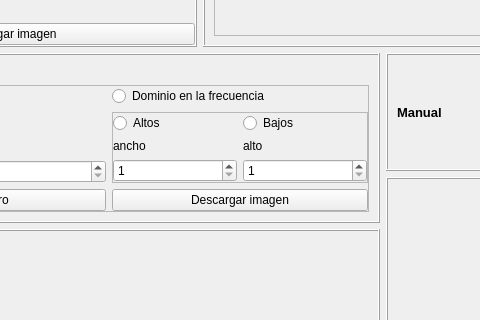
Before: the Qt Designer form gui.ui in leninrkb/reduccion-de-ruido-con-python, drawn with Qt 5; both pictures show x 173 to 653 and y 281 to 601 of the 1112 by 821 pixel window.
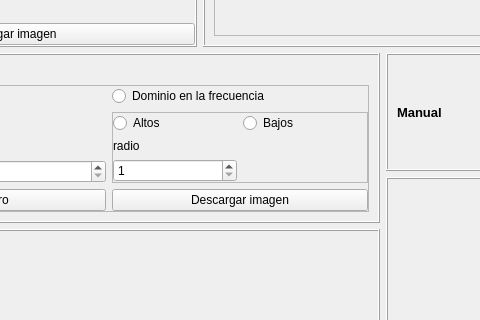
After: the same form once the commit is applied.

Commit message: filtro altos

```diff
--- a/gui.ui
+++ b/gui.ui
@@ -506,26 +506,12 @@
                       <item row="1" column="0">
                        <widget class="QLabel" name="label_8">
                         <property name="text">
-                         <string>ancho</string>
-                        </property>
-                       </widget>
-                      </item>
-                      <item row="1" column="1">
-                       <widget class="QLabel" name="label_10">
-                        <property name="text">
-                         <string>alto</string>
+                         <string>radio</string>
                         </property>
                        </widget>
                       </item>
                       <item row="2" column="0">
-                       <widget class="QSpinBox" name="spinBox_python_frecuencia_ancho">
-                        <property name="minimum">
-                         <number>1</number>
-                        </property>
-                       </widget>
-                      </item>
-                      <item row="2" column="1">
-                       <widget class="QSpinBox" name="spinBox_python_frecuencia_alto">
+                       <widget class="QSpinBox" name="spinBox_python_frecuencia_radio">
                         <property name="minimum">
                          <number>1</number>
                         </property>
```
The commit also changes 1 other file.
